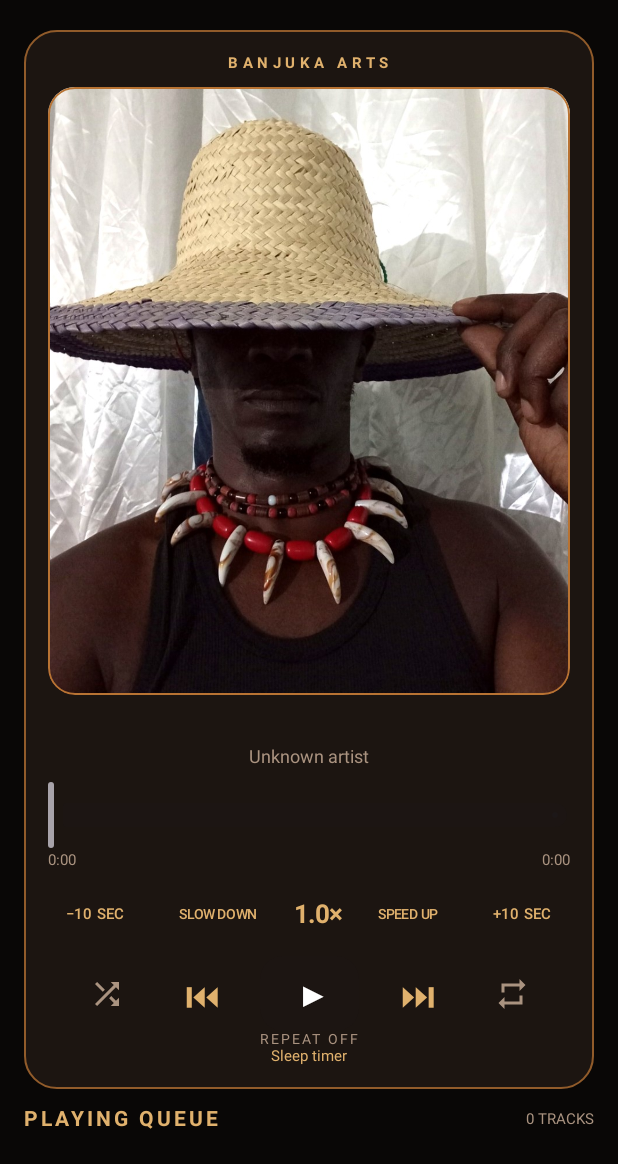
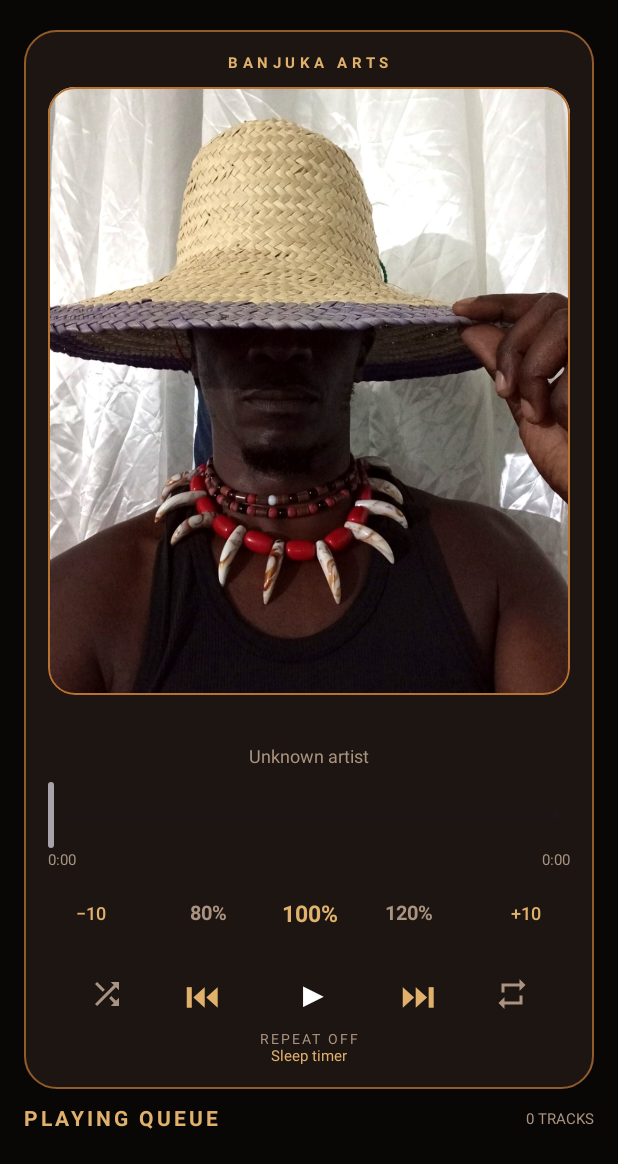
Before and after one commit to tharakiez/KG-Music-Player, an Android app built with Jetpack Compose: the composable NowPlayingScreen called with empty values, on a phone screen of 412 x 824 dp, the part 72-1236 px from its top. Run offline under Robolectric (Android 15) with nearby library versions, the phone set to English and light mode, and no system bars; 3 statements that could not run were skipped.

Commit message:
Update NowPlayingScreen.kt

```diff
--- a/app/src/main/java/com/kgmusic/player/NowPlayingScreen.kt
+++ b/app/src/main/java/com/kgmusic/player/NowPlayingScreen.kt
@@ -1,3 +1,4 @@
+
 package com.kgmusic.player
 
 import androidx.compose.foundation.Image
@@ -102,12 +103,11 @@ fun NowPlayingScreen(
         return "%d:%02d".format(minutes, seconds)
     }
 
-    fun changeSpeed(amount: Float) {
-        val nextSpeed = (speed + amount).coerceIn(0.5f, 2f)
-        speed = nextSpeed
+    fun setTempo(newSpeed: Float) {
+        speed = newSpeed
 
         controller?.setPlaybackParameters(
-            PlaybackParameters(nextSpeed, 1f)
+            PlaybackParameters(newSpeed, 1f)
         )
     }
 
@@ -291,7 +291,7 @@ fun NowPlayingScreen(
 
                 Spacer(Modifier.height(6.dp))
 
-                // SPEED AND SEEK CONTROLS
+                // FIXED TEMPO AND 10-SECOND SEEK CONTROLS
                 Row(
                     modifier = Modifier.fillMaxWidth(),
                     horizontalArrangement = Arrangement.SpaceBetween,
@@ -309,38 +309,48 @@ fun NowPlayingScreen(
                         enabled = connected
                     ) {
                         Text(
-                            "−10 SEC",
+                            "−10",
                             color = KGLightGold,
-                            fontSize = 10.sp
+                            fontSize = 12.sp
                         )
                     }
 
                     TextButton(
-                        onClick = { changeSpeed(-0.1f) },
+                        onClick = { setTempo(0.8f) },
                         enabled = connected
                     ) {
                         Text(
-                            "SLOW DOWN",
-                            color = KGLightGold,
-                            fontSize = 9.sp
+                            "80%",
+                            color = if (speed == 0.8f) {
+                                KGLightGold
+                            } else {
+                                KGMuted
+                            },
+                            fontSize = 13.sp,
+                            fontWeight = FontWeight.Bold
                         )
                     }
 
                     Text(
-                        "%.1f×".format(speed),
+                        "${(speed * 100).toInt()}%",
                         color = KGLightGold,
-                        fontSize = 17.sp,
+                        fontSize = 15.sp,
                         fontWeight = FontWeight.Bold
                     )
 
                     TextButton(
-                        onClick = { changeSpeed(0.1f) },
+                        onClick = { setTempo(1.2f) },
                         enabled = connected
                     ) {
                         Text(
-                            "SPEED UP",
-                            color = KGLightGold,
-                            fontSize = 9.sp
+                            "120%",
+                            color = if (speed == 1.2f) {
+                                KGLightGold
+                            } else {
+                                KGMuted
+                            },
+                            fontSize = 13.sp,
+                            fontWeight = FontWeight.Bold
                         )
                     }
 
@@ -356,9 +366,9 @@ fun NowPlayingScreen(
                         enabled = connected
                     ) {
                         Text(
-                            "+10 SEC",
+                            "+10",
                             color = KGLightGold,
-                            fontSize = 10.sp
+                            fontSize = 12.sp
                         )
                     }
                 }
```
